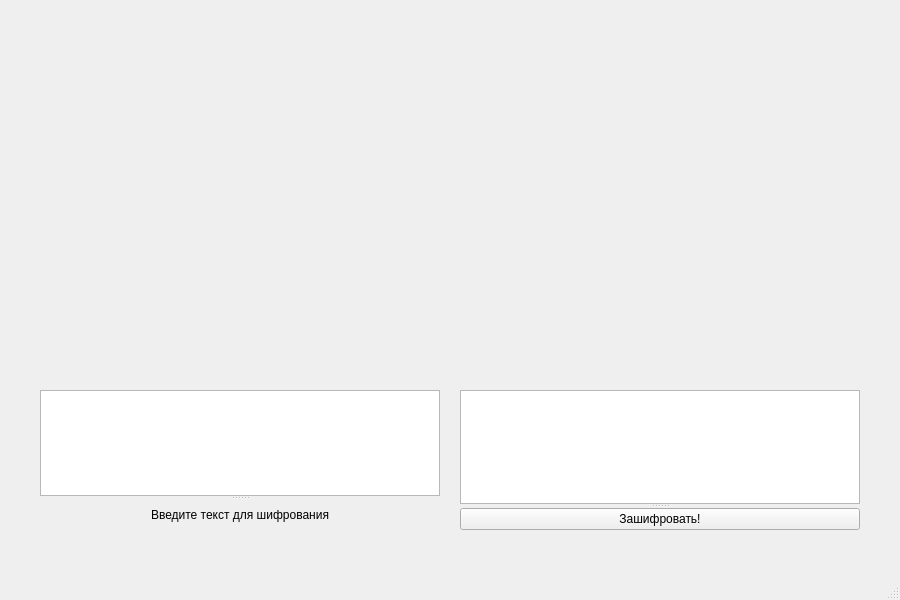
Qt form mainwindow.ui (Buartskullar/cryptomaniac) before a commit.
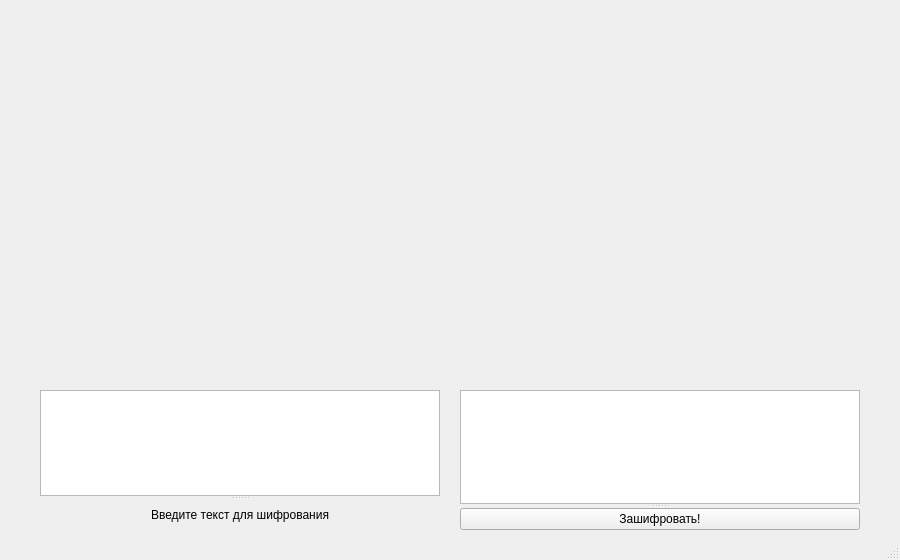
The same form after that commit.

What changed in the file:
```diff
--- a/mainwindow.ui
+++ b/mainwindow.ui
@@ -7,13 +7,19 @@
     <x>0</x>
     <y>0</y>
     <width>900</width>
-    <height>600</height>
+    <height>560</height>
    </rect>
   </property>
+  <property name="minimumSize">
+   <size>
+    <width>900</width>
+    <height>560</height>
+   </size>
+  </property>
   <property name="maximumSize">
    <size>
     <width>900</width>
-    <height>600</height>
+    <height>560</height>
    </size>
   </property>
   <property name="windowTitle">
```
